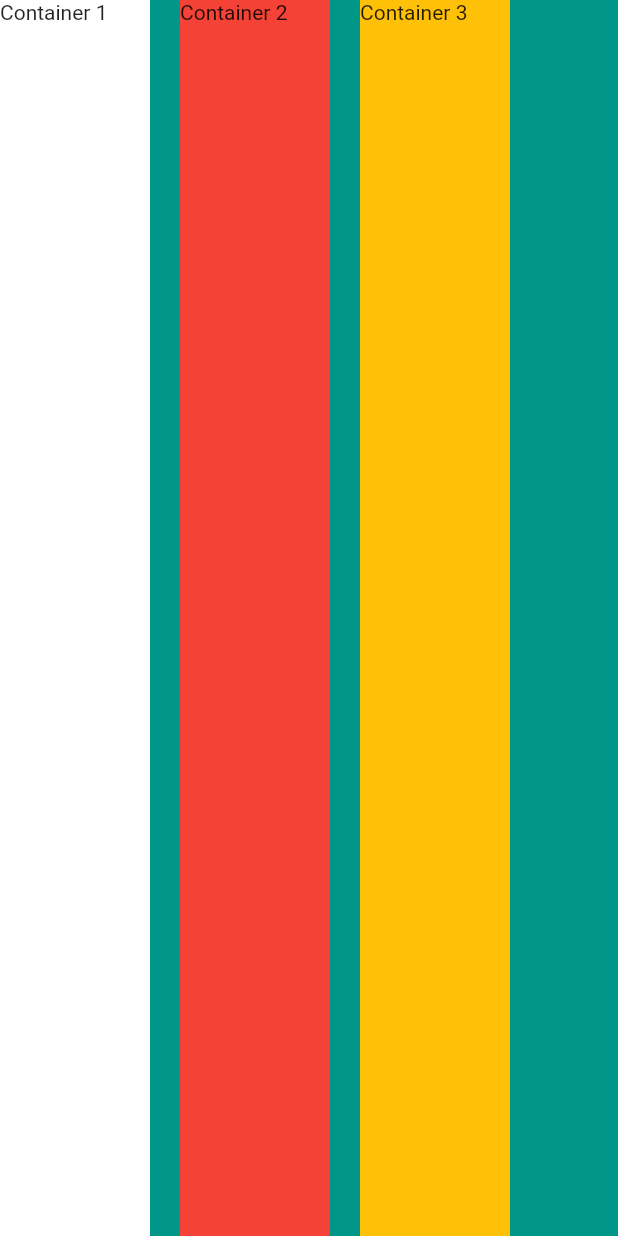
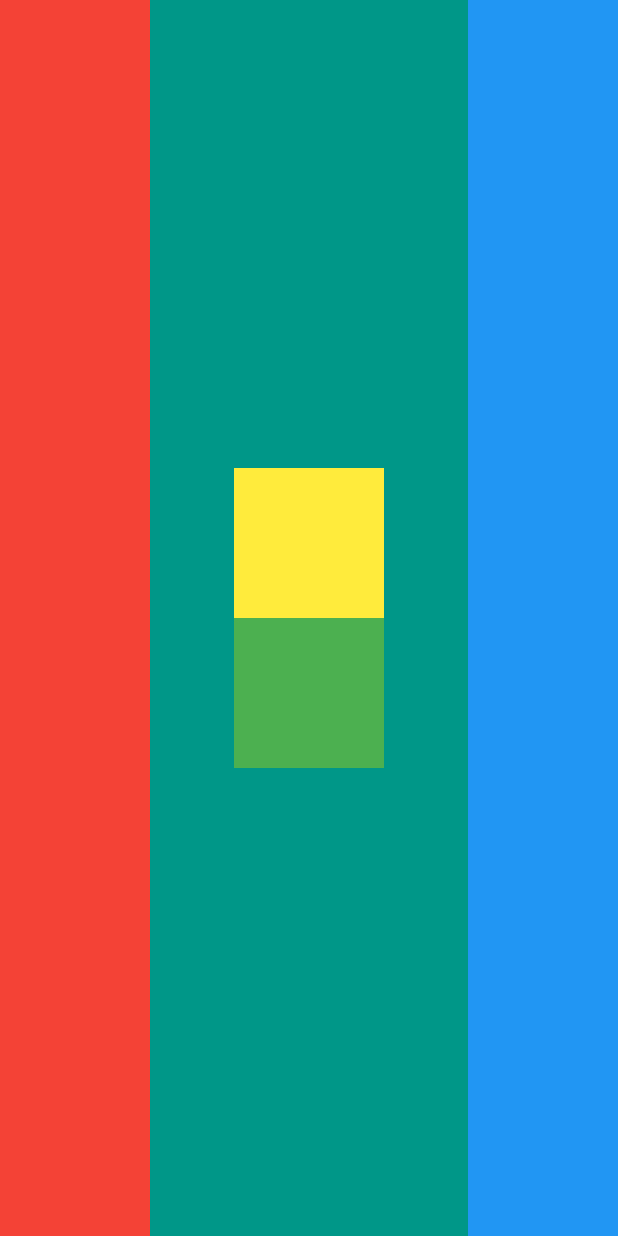
Before and after one commit to Anik7303/flutter-course, a Flutter app: the screen it shows after launch, on a phone screen of 412 x 824 dp. Run offline on Flutter 3.47's test engine with Material 2 defaults, Android fonts, the phone set to English and light mode, and no system bars.

Commit message:
Flutter Layouts Challenge Solution

```diff
--- a/lib/main.dart
+++ b/lib/main.dart
@@ -13,43 +13,31 @@ class MyApp extends StatelessWidget {
         backgroundColor: Colors.teal,
         body: SafeArea(
           child: Row(
-            // mainAxisSize: MainAxisSize.min,
-            // verticalDirection: VerticalDirection.up,
-            // mainAxisAlignment: MainAxisAlignment.start,
-            crossAxisAlignment: CrossAxisAlignment.stretch,
+            mainAxisAlignment: MainAxisAlignment.spaceBetween,
             children: [
               Container(
-                color: Colors.white,
-                child: Text('Container 1'),
-                // height: 100.0,
-                // margin: EdgeInsets.fromLTRB(20.0, 15.0, 30.0, 35.0),
-                // padding: EdgeInsets.all(15.0),
+                color: Colors.red,
                 width: 100.0,
               ),
-              SizedBox(
-                // height: 10.0,
-                width: 20.0,
+              Column(
+                mainAxisAlignment: MainAxisAlignment.center,
+                children: [
+                  Container(
+                    color: Colors.yellow,
+                    height: 100.0,
+                    width: 100.0,
+                  ),
+                  Container(
+                    color: Colors.green,
+                    height: 100.0,
+                    width: 100.0,
+                  )
+                ],
               ),
               Container(
-                child: Text('Container 2'),
-                color: Colors.red,
-                // height: 100.0,
+                color: Colors.blue,
                 width: 100.0,
-              ),
-              SizedBox(
-                // height: 10.0,
-                width: 20.0,
-              ),
-              Container(
-                child: Text('Container 3'),
-                color: Colors.amber,
-                // height: 100.0,
-                width: 100.0,
-              ),
-              // Container(
-              //   width: double.infinity,
-              //   color: Colors.black,
-              // )
+              )
             ],
           ),
         ),
```
